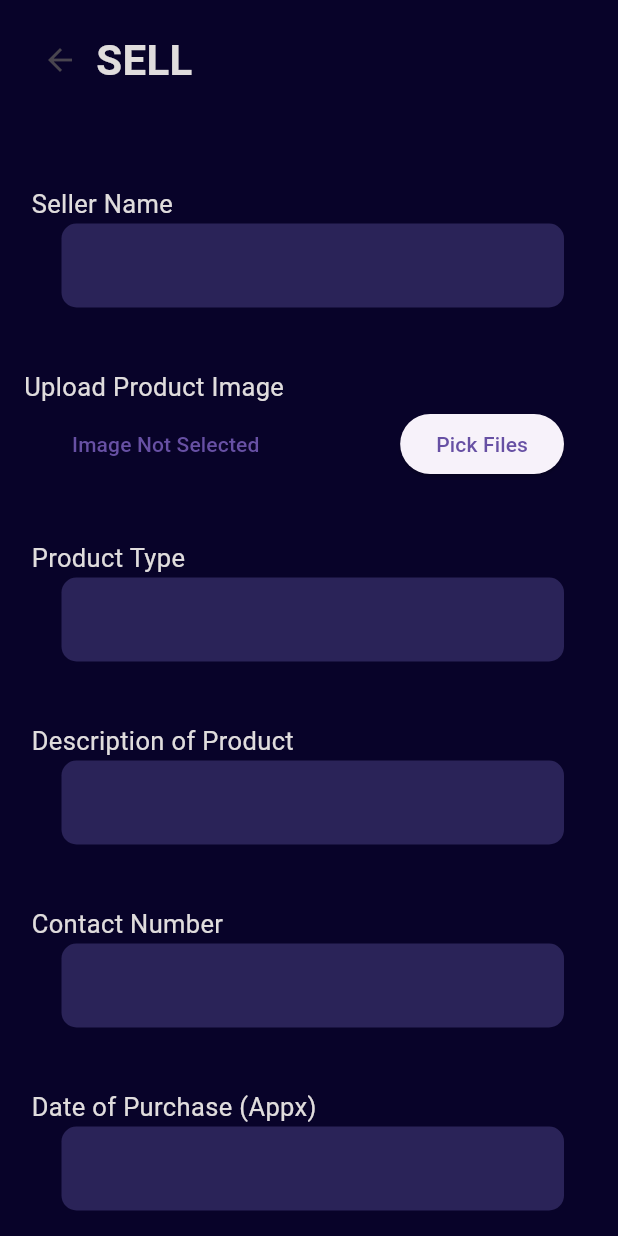
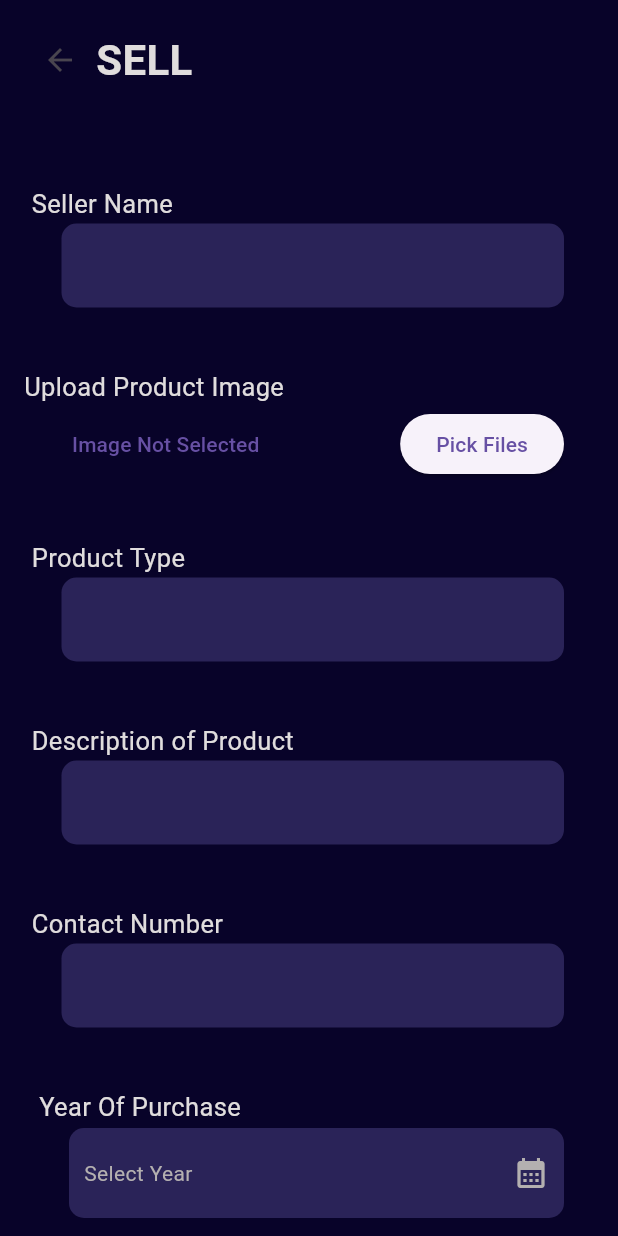
Before and after one commit to AnaghaJn21/DormDeals, a Flutter app: the SellDetails screen opened directly, on a phone screen of 412 x 824 dp. Run offline on Flutter 3.47's test engine with Material 3 defaults, Android fonts, the light colour scheme and no system bars; our stand-ins replace animated_splash_screen, cloud_firestore, curved_labeled_navigation_bar, file_picker, firebase_auth, firebase_core and 3 more; accounts and stored records are empty.

Commit message:
Year Picker

```diff
--- a/lib/main.dart
+++ b/lib/main.dart
@@ -21,7 +21,7 @@ class MyApp extends StatelessWidget {
       debugShowCheckedModeBanner: false,
       title: "DormDeals",
       // color: LIGHT_BLUE_COLOR,
-      home: SigninOrSignup(),
+      home: SplashScreen(),
     );
   }
 }
--- a/lib/pages/sell_details.dart
+++ b/lib/pages/sell_details.dart
@@ -4,8 +4,10 @@ import 'package:dormdeals/constants/Colors.dart';
 import 'package:dormdeals/constants/DetsFields.dart';
 import 'package:dormdeals/constants/Headings.dart';
 import 'package:dormdeals/pages/Landing_Pg.dart';
+import 'package:dormdeals/pages/services/Database.dart';
 import 'package:file_picker/file_picker.dart';
 import 'package:flutter/material.dart';
+import 'package:fluttertoast/fluttertoast.dart';
 
 class SellDetails extends StatefulWidget {
   SellDetails({super.key});
@@ -16,16 +18,16 @@ class SellDetails extends StatefulWidget {
 
 class _SellDetailsState extends State<SellDetails> {
   final TextEditingController nameController = TextEditingController();
-
   final TextEditingController productnameController = TextEditingController();
-
   final TextEditingController descController = TextEditingController();
-
   final TextEditingController numController = TextEditingController();
-
-  final TextEditingController dateController = TextEditingController();
-
   final TextEditingController priceController = TextEditingController();
+  String name = "";
+  String pname = "";
+  String desc = "";
+  String price = "";
+  String showYear = "Select Year";
+  DateTime selectedYear = DateTime.now();
   String dropdownValue = "Select";
   PlatformFile? pickedFile;
   Future selectFile() async {
@@ -33,6 +35,41 @@ class _SellDetailsState extends State<SellDetails> {
     if (result == null) return;
     setState(() {
       pickedFile = result.files.first;
+    });
+  }
+
+  selectYear(context) async {
+    showDialog(
+        context: context,
+        builder: (BuildContext context) {
+          return AlertDialog(
+            title: Text("Select Year"),
+            content: SizedBox(
+              width: 300,
+              height: 300,
+              child: YearPicker(
+                  firstDate: DateTime(DateTime.now().year - 10, 1),
+                  lastDate: DateTime.now(),
+                  currentDate: DateTime.now(),
+                  selectedDate: selectedYear,
+                  onChanged: (DateTime dt) {
+                    setState(() {
+                      selectedYear = dt;
+                      showYear = "${dt.year}";
+                    });
+                    Navigator.pop(context);
+                  }),
+            ),
+          );
+        });
+  }
+
+  @override
+  void initState() {
+    // TODO: implement initState
+    setState(() {
+      //Set SellerName From Database or something
+      // nameController.text = "Aj";
     });
   }
 
@@ -129,35 +166,43 @@ class _SellDetailsState extends State<SellDetails> {
                   DetsFields(
                       text: 'Description of Product', tc: descController),
                   DetsFields(text: 'Contact Number', tc: nameController),
-                  DetsFields(
-                      text: 'Date of Purchase (Appx)', tc: dateController),
-                  SizedBox(
-                    height: 40,
+                  Padding(
+                    padding: const EdgeInsets.only(left: 10.0, top: 40),
+                    child: Column(
+                      children: [
+                        TextFormat("Year Of Purchase"),
+                        YearOrType(Row(
+                          mainAxisAlignment: MainAxisAlignment.spaceBetween,
+                          children: [
+                            Padding(
+                              padding: const EdgeInsets.only(left: 10.0),
+                              child: Text(showYear,
+                                  style: TextStyle(color: SUBTEXT_COLOR_W)),
                             ),
                             Padding(
-                    padding: const EdgeInsets.only(left: 10.0),
-                    child: Column(
-                      children: [
-                        Align(
-                          alignment: Alignment.topLeft,
-                          child: Text(
-                            "Rent or Sell",
-                            style: TextStyle(
-                                color: TEXT_COLOR_W,
-                                fontSize: 17,
-                                fontWeight: FontWeight.w400),
+                              padding: const EdgeInsets.only(right: 10.0),
+                              child: GestureDetector(
+                                onTap: () {
+                                  selectYear(context);
+                                },
+                                child: Icon(
+                                  Icons.calendar_month,
+                                  color: SUBTEXT_COLOR_W,
+                                ),
+                              ),
+                            )
+                          ],
+                        )),
+                      ],
                     ),
                   ),
                   Padding(
-                          padding: const EdgeInsets.only(
-                              top: 2, left: 20.0, right: 20.0),
-                          child: Container(
-                            width: double.infinity,
-                            height: 60,
-                            decoration: BoxDecoration(
-                                color: LIGHT_BLUE_COLOR,
-                                borderRadius: BorderRadius.circular(10)),
-                            child: DropdownButtonHideUnderline(
+                    padding: const EdgeInsets.only(left: 10.0, top: 40),
+                    child: Column(
+                      children: [
+                        TextFormat("Rent or Sell"),
+                        YearOrType(
+                          DropdownButtonHideUnderline(
                             child: DropdownButton(
                                 dropdownColor: MORE_LIGHT_BLUE_COLOR,
                                 value: dropdownValue,
@@ -205,7 +250,6 @@ class _SellDetailsState extends State<SellDetails> {
                                 }),
                           ),
                         ),
-                        ),
                       ],
                     ),
                   ),
@@ -218,8 +262,14 @@ class _SellDetailsState extends State<SellDetails> {
                     padding: const EdgeInsets.only(
                         left: 30, top: 40, bottom: 100, right: 30),
                     child: ElevatedButton(
-                      onPressed: () {
+                      onPressed: () async {
                         setState(() {});
+                        // Map<String, dynamic> productDets = {};
+                        // await DatabaseMethods()
+                        //     .addItems(productDets, id, pid)
+                        //     .then((value) {
+                        //   Fluttertoast.showToast(msg: "Sign Up Success!");
+                        // });
                         Navigator.push(
                             context,
                             MaterialPageRoute(
@@ -241,4 +291,27 @@ class _SellDetailsState extends State<SellDetails> {
       ),
     );
   }
+
+  Align TextFormat(String text) {
+    return Align(
+      alignment: Alignment.topLeft,
+      child: Text(
+        text,
+        style: TextStyle(
+            color: TEXT_COLOR_W, fontSize: 17, fontWeight: FontWeight.w400),
+      ),
+    );
   }
+
+  Padding YearOrType(Widget child) {
+    return Padding(
+      padding: const EdgeInsets.only(top: 2, left: 20.0, right: 20.0),
+      child: Container(
+          width: double.infinity,
+          height: 60,
+          decoration: BoxDecoration(
+              color: LIGHT_BLUE_COLOR, borderRadius: BorderRadius.circular(10)),
+          child: child),
+    );
+  }
+}
```
Also changed, not shown: lib/pages/services/auth_service.dart (+11 -12 lines). Lines whose indentation alone changed are shown as unchanged.
